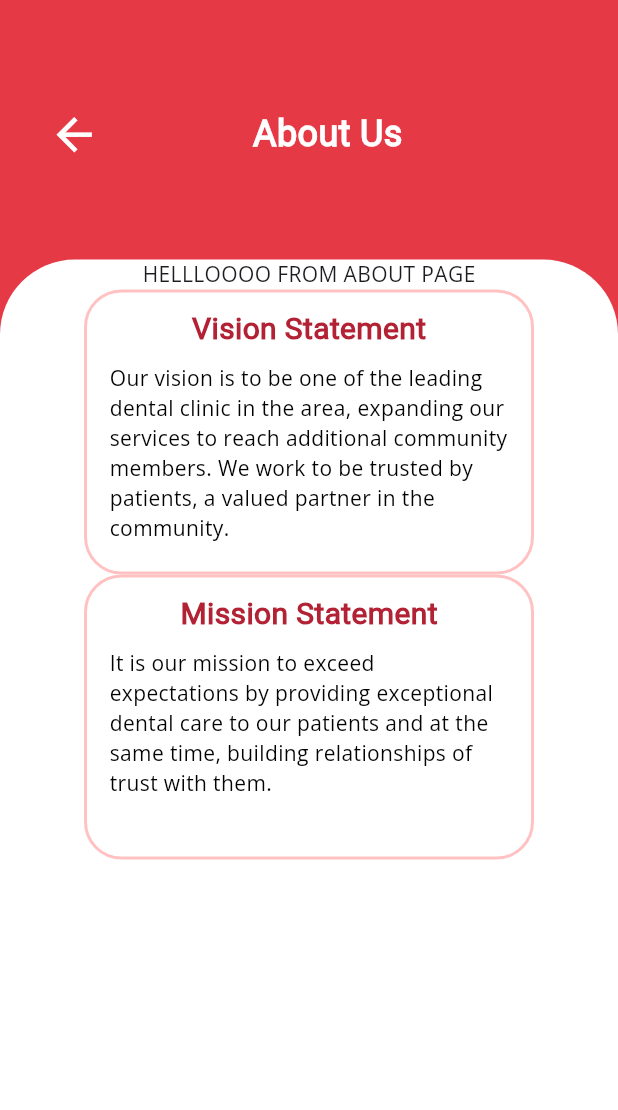
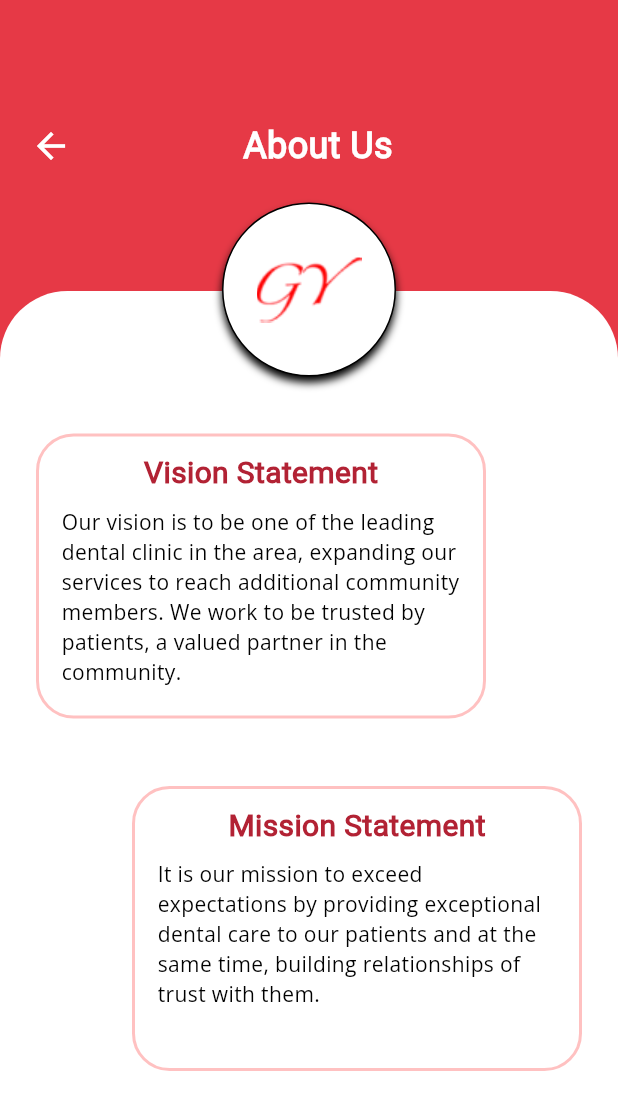
Before and after one commit to nikesh-sejuwal/Ambulance_Booking, a Flutter app: the AboutUs screen opened directly, on a phone screen of 412 x 824 dp. Shown: the top 1110 px of the screen. Run offline on Flutter 3.47's test engine with Material 3 defaults, Android fonts, the phone set to English and light mode, and no system bars; our stand-ins replace curved_navigation_bar, faker, go_router.

Commit message:
added skeletonpage for about and profile and complete aboutus design

```diff
--- a/lib/Screens/Driver_Screens/Secondary_Screens/UserData/profile/Profile_Screen.dart
+++ b/lib/Screens/Driver_Screens/Secondary_Screens/UserData/profile/Profile_Screen.dart
@@ -1,7 +1,7 @@
-import 'package:ambulance_booking/Screens/Driver_Screens/UI_Components/Bottom_NavBar.dart';
+import 'package:ambulance_booking/Screens/Patient_Screens/widget/stackSkeleton.dart';
 import 'package:flutter/material.dart';
 import 'package:go_router/go_router.dart';
-import '../../../../../Resources/resources.dart';
+
 import 'components/Profile_Buttton.dart';
 
 class ProfileScreen extends StatelessWidget {
@@ -17,18 +17,20 @@ class ProfileScreen extends StatelessWidget {
         top: true,
         child: Scaffold(
           extendBody: true,
-        body: Container(
-          color: pColor,
-          child: Stack(children: [
-            Column(
-              children: [
-                // SizedBox(height: 10),
-                Padding(
-                  padding: const EdgeInsets.only(top: 10, left: 10),
-                  child: Row(
-                    mainAxisAlignment: MainAxisAlignment.spaceBetween,
-                    children: [
-                      IconButton(
+          body: Stackskeleton(
+            // Stack Child
+
+            stackChild: Container(
+              margin: EdgeInsets.only(top: 20),
+              child: SizedBox(
+                  height: 139,
+                  width: 139,
+                  child: Image.asset('assets/images/Avatar.png')),
+            ),
+
+            // Upper Child
+
+            upperChild: IconButton(
                 onPressed: () {
                   GoRouter.of(context).go('/');
                 },
@@ -36,22 +38,11 @@ class ProfileScreen extends StatelessWidget {
                   Icons.arrow_back,
                   color: Colors.white,
                   size: 30,
-                          ))
-                    ],
-                  ),
-                ),
-                Expanded(
-                  flex: 1,
-                  child: Align(
-                    child: Container(
-                      width: MediaQuery.of(context).size.width,
-                      margin: EdgeInsets.only(top: 40),
-                      decoration: BoxDecoration(
-                          color: Colors.white,
-                          borderRadius: BorderRadius.only(
-                              topLeft: Radius.circular(45),
-                              topRight: Radius.circular(45))),
-                      child: Column(
+                )),
+
+            // LowerChild
+
+            lowerChild: Column(
               crossAxisAlignment: CrossAxisAlignment.start,
               children: [
                 SizedBox(height: 70),
@@ -62,8 +53,7 @@ class ProfileScreen extends StatelessWidget {
                       SizedBox(height: 5),
                       TextField(
                         style: TextStyle(
-                                      fontSize: 16,
-                                      fontWeight: FontWeight.w600),
+                            fontSize: 16, fontWeight: FontWeight.w600),
                         cursorColor: Colors.black,
                         scrollPadding: EdgeInsets.all(20),
                         decoration: InputDecoration(
@@ -84,8 +74,7 @@ class ProfileScreen extends StatelessWidget {
                       SizedBox(height: 25),
                       TextField(
                         style: TextStyle(
-                                      fontSize: 16,
-                                      fontWeight: FontWeight.w600),
+                            fontSize: 16, fontWeight: FontWeight.w600),
                         cursorColor: Colors.black,
                         decoration: InputDecoration(
                           border: borderStyle,
@@ -105,8 +94,7 @@ class ProfileScreen extends StatelessWidget {
                       SizedBox(height: 25),
                       TextField(
                         style: TextStyle(
-                                      fontSize: 16,
-                                      fontWeight: FontWeight.w600),
+                            fontSize: 16, fontWeight: FontWeight.w600),
                         cursorColor: Colors.black,
                         decoration: InputDecoration(
                           border: borderStyle,
@@ -126,8 +114,7 @@ class ProfileScreen extends StatelessWidget {
                       SizedBox(height: 25),
                       TextField(
                         style: TextStyle(
-                                      fontSize: 16,
-                                      fontWeight: FontWeight.w600),
+                            fontSize: 16, fontWeight: FontWeight.w600),
                         obscureText: true,
                         cursorColor: Colors.black,
                         decoration: InputDecoration(
@@ -159,24 +146,7 @@ class ProfileScreen extends StatelessWidget {
               ],
             ),
           ),
-                  ),
-                )
-              ],
-            ),
-            Align(
-              alignment: Alignment.topCenter,
-              child: Container(
-                margin: EdgeInsets.only(top: 20),
-                child: SizedBox(
-                    height: 139,
-                    width: 139,
-                    child: Image.asset('assets/images/Avatar.png')),
-              ),
-            ),
-          ]),
-        ),
+        ));
     // bottomNavigationBar: BottomNavbar(),
-      ),
-    );
   }
 }
--- a/lib/Screens/Driver_Screens/UI_Components/Bottom_NavBar.dart
+++ b/lib/Screens/Driver_Screens/UI_Components/Bottom_NavBar.dart
@@ -38,7 +38,7 @@ class BottomNavbar extends StatelessWidget {
         },
         index: 1,
         height: 60,
-        backgroundColor: Colors.red,
+        backgroundColor: Colors.white,
         color: pColor,
         items: [
           Icon(
--- a/lib/Screens/Patient_Screens/HeroScreen/Home/About_US/About_US.dart
+++ b/lib/Screens/Patient_Screens/HeroScreen/Home/About_US/About_US.dart
@@ -1,5 +1,6 @@
 import 'package:ambulance_booking/Resources/resources.dart';
-import 'package:ambulance_booking/Screens/Patient_Screens/widget/textfield.dart';
+import 'package:ambulance_booking/Screens/Patient_Screens/widget/stackSkeleton.dart';
+
 import 'package:flutter/material.dart';
 
 class AboutUs extends StatelessWidget {
@@ -8,12 +9,12 @@ class AboutUs extends StatelessWidget {
   @override
   Widget build(BuildContext context) {
     return Scaffold(
-      body: SkeletonPage(
-          top: 173,
-          myTopChild: Container(
-            margin: EdgeInsets.only(top: 72),
-            child: Padding(
-              padding: const EdgeInsets.symmetric(horizontal: 32),
+        body: Stackskeleton(
+      top: 80,
+      upperChild: Padding(
+        padding: const EdgeInsets.only(top: 70, left: 10),
+        child: Container(
+          width: MediaQuery.of(context).size.width * 0.9,
           child: Row(
             mainAxisAlignment: MainAxisAlignment.spaceBetween,
             children: [
@@ -23,40 +24,74 @@ class AboutUs extends StatelessWidget {
                 },
                 child: Icon(
                   Icons.arrow_back,
-                      size: 35,
+                  color: Colors.white,
+                  size: 28,
+                ),
+              ),
+              Text(
+                'About Us',
+                style: TextStyle(
+                  fontFamily: "Roboto",
+                  fontSize: 24,
+                  fontWeight: FontWeight.w600,
                   color: Colors.white,
                 ),
               ),
-                  Text(
-                    "About Us",
-                    style: TextStyle(
-                      fontFamily: "Roboto",
-                      color: Colors.white,
-                      fontSize: 24,
-                      fontWeight: FontWeight.w600,
-                    ),
-                  ),
-                  SizedBox(width: 10),
+              SizedBox(width: 15),
             ],
           ),
         ),
       ),
-          child: Column(
+      stackChild: Container(
+        margin: EdgeInsets.only(top: 135),
+        height: 116,
+        width: 116,
+        decoration: BoxDecoration(
+            color: Colors.white,
+            border: Border.all(width: 1, color: Colors.black),
+            boxShadow: [
+              BoxShadow(
+                  offset: Offset(0, 4),
+                  spreadRadius: 0,
+                  blurRadius: 4,
+                  color: Colors.black),
+            ],
+            borderRadius: BorderRadius.circular(100)),
+        child: Image(image: AssetImage('assets/images/logo1.png')),
+      ),
+      lowerChild: Column(
         children: [
-              Text("HELLLOOOO FROM ABOUT PAGE"),
+          SizedBox(height: 95),
+          Padding(
+            padding: const EdgeInsets.only(left: 24),
+            child: Row(
+              mainAxisAlignment: MainAxisAlignment.start,
+              children: [
                 AboutBox(
                   title: 'Vision Statement',
                   subtitle:
                       'Our vision is to be one of the leading dental clinic in the area, expanding our services to reach additional community members. We work to be trusted by patients, a valued partner in the community.',
                 ),
+              ],
+            ),
+          ),
+          SizedBox(height: 45),
+          Padding(
+            padding: const EdgeInsets.only(right: 24),
+            child: Row(
+              mainAxisAlignment: MainAxisAlignment.end,
+              children: [
                 AboutBox(
                   title: 'Mission Statement',
                   subtitle:
                       'It is our mission to exceed expectations by providing exceptional dental care to our patients and at the same time, building relationships of trust with them.',
                 ),
               ],
-          )),
-    );
+            ),
+          )
+        ],
+      ),
+    ));
   }
 }
 
--- /dev/null
+++ b/lib/Screens/Patient_Screens/widget/stackSkeleton.dart
@@ -0,0 +1,53 @@
+import 'package:flutter/material.dart';
+
+import '../../../../../Resources/resources.dart';
+
+class Stackskeleton extends StatelessWidget {
+  final Widget upperChild, lowerChild, stackChild;
+  final double? top;
+  const Stackskeleton({
+    super.key,
+    required this.upperChild,
+    required this.lowerChild,
+    required this.stackChild,
+    this.top = 40,
+  });
+
+  @override
+  Widget build(BuildContext context) {
+    return Container(
+      color: pColor,
+      child: Stack(children: [
+        Column(
+          children: [
+            // SizedBox(height: 10),
+            Padding(
+              padding: const EdgeInsets.only(top: 10, left: 10),
+              child: Row(
+                mainAxisAlignment: MainAxisAlignment.spaceBetween,
+                children: [upperChild],
+              ),
+            ),
+            Expanded(
+              flex: 1,
+              child: Align(
+                child: Container(
+                    width: MediaQuery.of(context).size.width,
+                    margin: EdgeInsets.only(top: top!),
+                    decoration: BoxDecoration(
+                        color: Colors.white,
+                        borderRadius: BorderRadius.only(
+                            topLeft: Radius.circular(45),
+                            topRight: Radius.circular(45))),
+                    child: lowerChild),
+              ),
+            ),
+          ],
+        ),
+        Align(alignment: Alignment.topCenter, child: stackChild),
+      ]),
+
+      // bottomNavigationBar: BottomNavbar(),
+    );
+  }
+}
```
Lines whose indentation alone changed are shown as unchanged.
